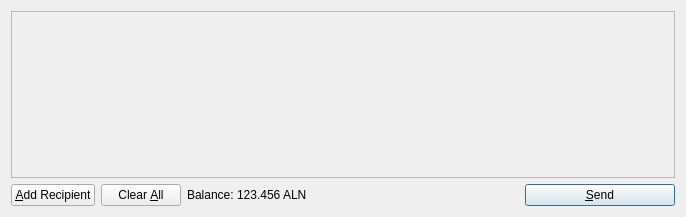
The window that src/qt/forms/sendcoinsdialog.ui (sdmathis/golddust) describes before a commit, drawn with Qt 5.
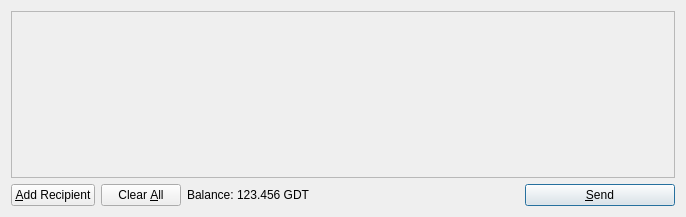
The same window after the commit. Icons and pictures are not drawn.

The edit to the form file:
```diff
--- a/src/qt/forms/sendcoinsdialog.ui
+++ b/src/qt/forms/sendcoinsdialog.ui
@@ -119,7 +119,7 @@
           <cursorShape>IBeamCursor</cursorShape>
          </property>
          <property name="text">
-          <string>123.456 ALN</string>
+          <string>123.456 GDT</string>
          </property>
          <property name="textInteractionFlags">
           <set>Qt::LinksAccessibleByMouse|Qt::TextSelectableByKeyboard|Qt::TextSelectableByMouse</set>
```
